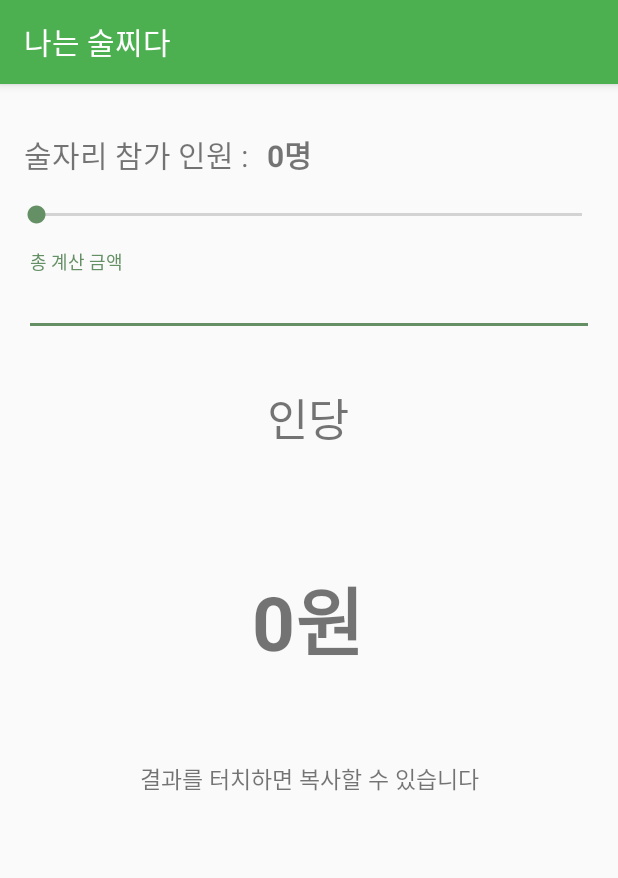
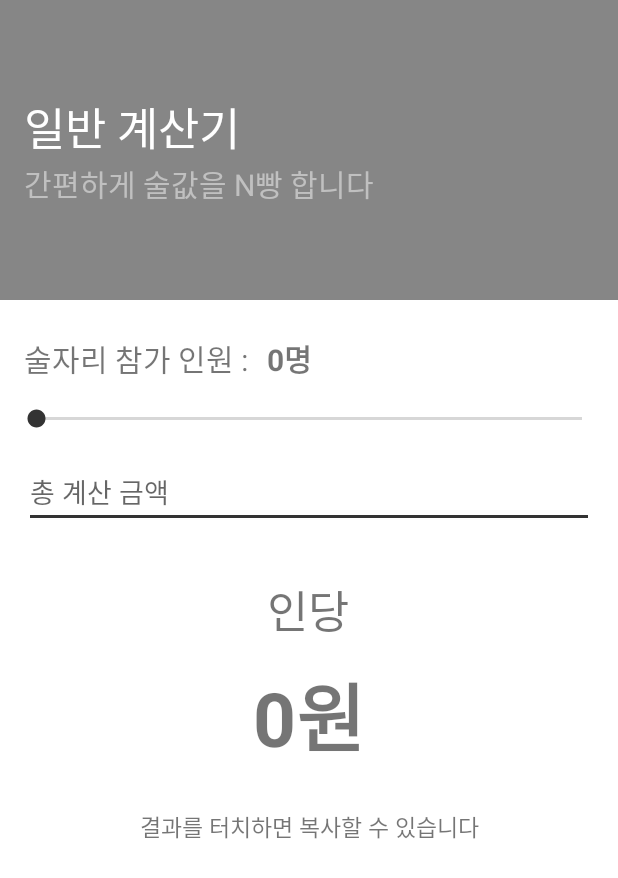
Before and after one commit to H43RO/Hate-Alcohol-Calculator, an Android app: the NormalCaculatorActivity screen opened directly, with no data from a screen before it, on a phone screen of 412 x 824 dp. Shown: the top 878 px of the screen. Run offline under Robolectric (Android 15) with nearby library versions, the phone set to English and light mode, and no system bars.

Commit message:
Apply material design

```diff
--- a/app/build.gradle
+++ b/app/build.gradle
@@ -25,11 +25,14 @@ android {
 }
 
 dependencies {
+    api 'com.google.android.material:material:1.1.0-alpha06'
     implementation fileTree(dir: 'libs', include: ['*.jar'])
     implementation "org.jetbrains.kotlin:kotlin-stdlib-jdk7:$kotlin_version"
     implementation 'androidx.appcompat:appcompat:1.1.0'
     implementation 'androidx.core:core-ktx:1.2.0'
     implementation 'androidx.constraintlayout:constraintlayout:1.1.3'
+    implementation 'androidx.legacy:legacy-support-v4:1.0.0'
+    implementation 'com.android.volley:volley:1.1.1'
     testImplementation 'junit:junit:4.12'
     androidTestImplementation 'androidx.test.ext:junit:1.1.1'
     androidTestImplementation 'androidx.test.espresso:espresso-core:3.2.0'
--- a/app/src/main/java/com/haerokim/hate_alcohol/HateResultActivity.kt
+++ b/app/src/main/java/com/haerokim/hate_alcohol/HateResultActivity.kt
@@ -51,7 +51,7 @@ class HateResultActivity : AppCompatActivity() {
         var clipboardManager: ClipboardManager = getSystemService(Context.CLIPBOARD_SERVICE) as ClipboardManager
         var clipData: ClipData
 
-        sum_text_view.setOnClickListener() {
+        hate_sum_text_view.setOnClickListener() {
             result = hate_sum_text_view.text.toString()
             clipData = ClipData.newPlainText("TOTAL", result)
             clipboardManager.primaryClip = clipData
--- a/app/src/main/res/layout/activity_hate_calculator.xml
+++ b/app/src/main/res/layout/activity_hate_calculator.xml
@@ -80,6 +80,7 @@
         app:layout_constraintTop_toBottomOf="@+id/total_sum_hate" />
 
     <EditText
+        android:hint="금액 입력"
         android:id="@+id/price_soju"
         android:layout_width="150dp"
         android:layout_height="wrap_content"
@@ -105,6 +106,7 @@
         app:layout_constraintVertical_bias="0.0" />
 
     <EditText
+        android:hint="금액 입력"
         android:id="@+id/price_beer"
         android:layout_width="150dp"
         android:layout_height="wrap_content"
@@ -202,7 +204,8 @@
         app:layout_constraintEnd_toEndOf="@+id/beer_picker"
         app:layout_constraintStart_toStartOf="@+id/beer_picker" />
 
-    <Button
+    <com.google.android.material.button.MaterialButton
+        style="@style/Widget.MaterialComponents.Button.TextButton"
         android:id="@+id/final_button"
         android:layout_width="wrap_content"
         android:layout_height="wrap_content"
@@ -210,7 +213,6 @@
         android:layout_marginBottom="24dp"
         android:text="다음 >"
         android:textSize="20dp"
-        android:background="@null"
         app:layout_constraintBottom_toBottomOf="parent"
         app:layout_constraintEnd_toEndOf="parent" />
 
--- a/app/src/main/res/layout/activity_normal_caculator.xml
+++ b/app/src/main/res/layout/activity_normal_caculator.xml
@@ -6,6 +6,35 @@
     android:layout_height="match_parent"
     android:id="@+id/normal_layout"
     tools:context=".HateCalculatorActivity">
+
+    <RelativeLayout
+        android:padding="16dp"
+        android:gravity="center_vertical"
+        android:id="@+id/normal_title"
+        android:layout_width="match_parent"
+        android:layout_height="200dp"
+        android:background="#868686"
+        app:layout_constraintEnd_toEndOf="parent"
+        app:layout_constraintStart_toStartOf="parent"
+        app:layout_constraintTop_toTopOf="parent" >
+
+        <TextView
+            android:id="@+id/title_text"
+            android:textColor="#ffffff"
+            android:textSize="30dp"
+            android:layout_width="wrap_content"
+            android:layout_height="wrap_content"
+            android:text="일반 계산기"/>
+
+        <TextView
+            android:layout_below="@+id/title_text"
+            android:textColor="#C0C0C0"
+            android:textSize="20dp"
+            android:layout_width="wrap_content"
+            android:layout_height="wrap_content"
+            android:text="간편하게 술값을 N빵 합니다"/>
+
+    </RelativeLayout>
 
     <SeekBar
         android:id="@+id/seekBar"
@@ -26,43 +55,37 @@
         android:layout_width="wrap_content"
         android:layout_height="wrap_content"
         android:layout_marginStart="16dp"
-        android:layout_marginTop="32dp"
+        android:layout_marginTop="24dp"
         android:text="술자리 참가 인원 : "
         android:textSize="20dp"
         app:layout_constraintStart_toStartOf="parent"
-        app:layout_constraintTop_toTopOf="parent" />
+        app:layout_constraintTop_toBottomOf="@+id/normal_title" />
 
     <TextView
         android:id="@+id/count_member"
         android:layout_width="wrap_content"
         android:layout_height="wrap_content"
         android:layout_marginStart="8dp"
-        android:layout_marginTop="32dp"
+        android:layout_marginTop="24dp"
         android:text="0명"
         android:textSize="20dp"
         android:textStyle="bold"
         app:layout_constraintStart_toEndOf="@+id/text"
-        app:layout_constraintTop_toTopOf="parent" />
+        app:layout_constraintTop_toBottomOf="@+id/normal_title" />
 
-    <com.google.android.material.textfield.TextInputLayout
-        android:id="@+id/total_sum_input"
+    <EditText
+        android:id="@+id/total_sum_edit_text"
         android:layout_width="match_parent"
         android:layout_height="wrap_content"
+        android:layout_marginStart="16dp"
         android:layout_marginTop="16dp"
+        android:layout_marginEnd="16dp"
+        android:hint="총 계산 금액"
+        android:inputType="number"
         app:layout_constraintEnd_toEndOf="parent"
         app:layout_constraintStart_toStartOf="parent"
-        app:layout_constraintTop_toBottomOf="@+id/seekBar">
+        app:layout_constraintTop_toBottomOf="@+id/seekBar" />
 
-        <com.google.android.material.textfield.TextInputEditText
-            android:id="@+id/total_sum_edit_text"
-            android:layout_width="match_parent"
-            android:layout_height="wrap_content"
-            android:layout_marginStart="16dp"
-            android:layout_marginEnd="16dp"
-            android:hint="총 계산 금액"
-            android:inputType="number" />
-
-    </com.google.android.material.textfield.TextInputLayout>
 
 
     <TextView
@@ -75,7 +98,7 @@
         app:layout_constraintEnd_toEndOf="parent"
         app:layout_constraintHorizontal_bias="0.498"
         app:layout_constraintStart_toStartOf="parent"
-        app:layout_constraintTop_toBottomOf="@+id/total_sum_input" />
+        app:layout_constraintTop_toBottomOf="@+id/total_sum_edit_text" />
 
     <TextView
         android:id="@+id/sum_text_view"
@@ -87,7 +110,6 @@
         android:textStyle="bold"
         app:layout_constraintBottom_toBottomOf="parent"
         app:layout_constraintEnd_toEndOf="parent"
-        app:layout_constraintHorizontal_bias="0.498"
         app:layout_constraintStart_toStartOf="parent"
         app:layout_constraintTop_toBottomOf="@+id/textView2" />
 
--- a/app/src/main/res/values/styles.xml
+++ b/app/src/main/res/values/styles.xml
@@ -1,11 +1,12 @@
 <resources>
 
     <!-- Base application theme. -->
-    <style name="AppTheme" parent="Theme.AppCompat.Light.DarkActionBar">
+    <style name="AppTheme" parent="Theme.MaterialComponents.Light.NoActionBar">
         <!-- Customize your theme here. -->
-        <item name="colorPrimary">@color/colorPrimary</item>
-        <item name="colorPrimaryDark">@color/colorPrimaryDark</item>
-        <item name="colorAccent">@color/colorAccent</item>
+        <item name="colorPrimary">#333333</item>
+        <item name="colorPrimaryDark">#868686</item>
+        <item name="colorAccent">#333333</item>
+        <item name="android:textColorPrimary">#212121</item>
     </style>
 
 </resources>
```
